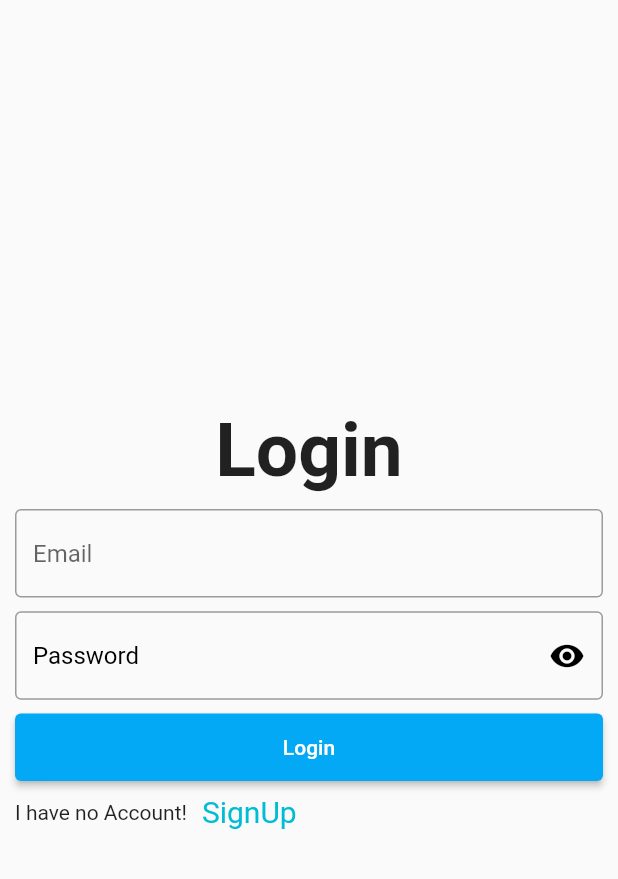
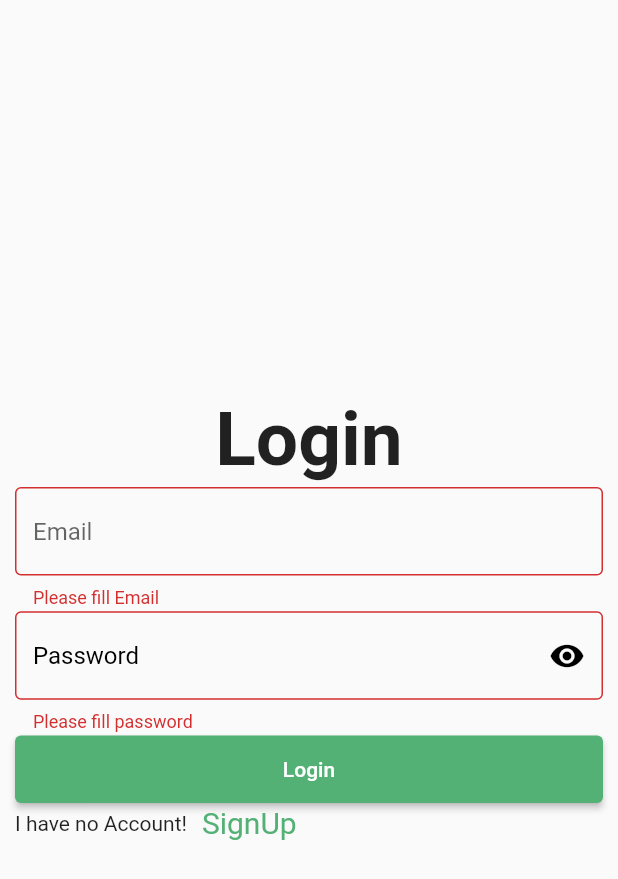
Before and after one commit to Mobile-Application-Programming/e_bajrai_mini_market, a Flutter app: the Login screen opened directly, after a tap on "Login", on a phone screen of 412 x 824 dp. Shown: the top 879 px of the screen. Run offline on Flutter 3.47's test engine with Material 2 defaults, Android fonts, the phone set to English and light mode, and no system bars; our stand-ins replace cloud_firestore, firebase_auth, firebase_core, hexcolor; accounts and stored records are empty.

Commit message:
update signup login logout

```diff
--- a/lib/screens/login.dart
+++ b/lib/screens/login.dart
@@ -1,12 +1,14 @@
-import 'dart:html';
+import 'package:e_bajrai_mini_market/screens/homepage.dart';
 import 'package:e_bajrai_mini_market/screens/signup.dart';
 import 'package:e_bajrai_mini_market/widgets/changescreens.dart';
 import 'package:e_bajrai_mini_market/widgets/mytextformfield.dart';
 import 'package:e_bajrai_mini_market/widgets/passwordtextformfield.dart';
+import 'package:e_bajrai_mini_market/screens/homepageAdmin.dart';
 import 'package:flutter/material.dart';
 import 'package:flutter/services.dart';
 import '../widgets/myButton.dart';
 import 'package:firebase_auth/firebase_auth.dart';
+import 'package:hexcolor/hexcolor.dart';
 
 class Login extends StatefulWidget {
   const Login({Key? key}) : super(key: key);
@@ -23,13 +25,53 @@ RegExp regExp = new RegExp(p);
 String? email;
 String? password;
 
+// Future<void> validation() async {
+//   final FormState _form = _formKey.currentState!;
+//   if (!_form.validate()) {
+//     try {
+//       UserCredential result = await FirebaseAuth.instance
+//           .signInWithEmailAndPassword(email: email!, password: password!);
+//       print(result.user?.uid);
+//     } on PlatformException catch (e) {
+//       print(e.message.toString());
+//       ScaffoldMessenger.of(context)
+//           .showSnackBar(SnackBar(content: Text(e.message!)));
+//     }
+//   } else {}
+// }
+
+bool obserText = true;
+
+class _LoginState extends State<Login> {
+
   Future<void> validation() async {
     final FormState _form = _formKey.currentState!;
     if (!_form.validate()) {
       try {
         UserCredential result = await FirebaseAuth.instance
-          .createUserWithEmailAndPassword(email: email!, password: password!);
-      print(result.user?.uid);
+            .signInWithEmailAndPassword(email: email!, password: password!);
+
+        User? user = FirebaseAuth.instance.currentUser;
+        if (user != null) {
+          String uid = user.uid;
+          String? email = user.email;
+
+          if (uid == "o1W8l04z6kP6bz71AbGTE0Gmnz32") {
+            Navigator.of(context)
+              .push(MaterialPageRoute(builder: (BuildContext context) {
+                    return HomepageAdmin();
+                  })
+              );
+          }
+          else {
+            Navigator.of(context)
+              .push(MaterialPageRoute(builder: (BuildContext context) {
+                    return HomePage();
+                  })
+              );
+          }
+        }
+
       } on PlatformException catch (e) {
         print(e.message.toString());
         ScaffoldMessenger.of(context)
@@ -38,9 +80,6 @@ Future<void> validation() async {
     } else {}
   }
 
-bool obserText = true;
-
-class _LoginState extends State<Login> {
   Widget _buildAllPart() {
     return Container(
         height: 300,
@@ -57,6 +96,12 @@ class _LoginState extends State<Login> {
             ),
             MyTextFormField(
               name: "Email",
+              onChanged: (value) {
+                setState(() {
+                  email = value;
+                  print(email);
+                });
+              },
               validator: (value) {
                 if (value == "") {
                   return "Please fill Email";
@@ -68,6 +113,11 @@ class _LoginState extends State<Login> {
             ),
             PasswordTextFormField(
               obserText: obserText,
+              onChanged: (value) {
+                setState(() {
+                  password = value;
+                });
+              },
               name: "Password",
               validator: (value) {
                 if (value == "") {
@@ -84,11 +134,18 @@ class _LoginState extends State<Login> {
                 });
               },
             ),
-            MyButton(
+            Container(
+              height: 45,
+              width: double.infinity,
+              child: ElevatedButton(
                 onPressed: () {
                   validation();
                 },
-              name: "Login",
+                style: ElevatedButton.styleFrom(
+                  primary: HexColor("#53B175"), // Background color
+                ),
+                child: Text("Login"),
+              ),
             ),
             ChangeScreen(
               name: "SignUp",
--- a/lib/widgets/changescreens.dart
+++ b/lib/widgets/changescreens.dart
@@ -1,6 +1,5 @@
-import 'dart:html';
-
 import 'package:flutter/material.dart';
+import 'package:hexcolor/hexcolor.dart';
 
 class ChangeScreen extends StatelessWidget {
   final String? whichAccount;
@@ -20,7 +19,7 @@ class ChangeScreen extends StatelessWidget {
           child: Text(
             name!,
             style: TextStyle(
-              color: Colors.cyan,
+              color: HexColor("#53B175"),
               fontSize: 20,
             ),
           ),
--- a/lib/widgets/myButton.dart
+++ b/lib/widgets/myButton.dart
@@ -1,5 +1,5 @@
-import 'dart:html';
 import 'package:flutter/material.dart';
+import 'package:hexcolor/hexcolor.dart';
 
 class MyButton extends StatelessWidget {
   final Function()? onPressed;
@@ -13,7 +13,7 @@ class MyButton extends StatelessWidget {
       child: ElevatedButton(
         onPressed: () {},
         style: ElevatedButton.styleFrom(
-          primary: Colors.lightBlue, // Background color
+          primary: HexColor("#53B175"), // Background color
         ),
         child: Text(name!),
       ),
--- a/lib/widgets/mytextformfield.dart
+++ b/lib/widgets/mytextformfield.dart
@@ -1,4 +1,4 @@
-import 'dart:html';
+
 import 'package:flutter/material.dart';
 
 class MyTextFormField extends StatelessWidget {
```
Also changed, not shown: lib/main.dart (+11 -9 lines), lib/screens/homepage.dart (+13 -1 lines), lib/screens/homepageAdmin.dart (added, +132 -0 lines), lib/screens/signup.dart (+26 -11 lines), pubspec.lock. Lines whose indentation alone changed are shown as unchanged.
